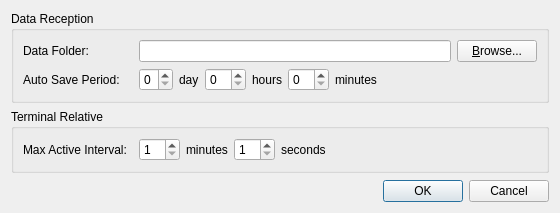
Above: mac/examples/GasInfo/optiondialog.ui from Quenii/ADCEVM before the change. Below: the same form after it.
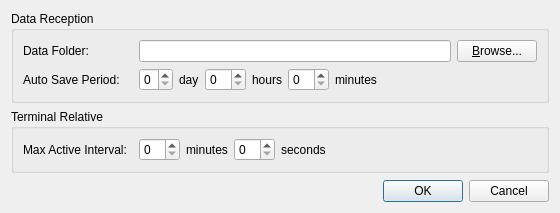
That is the form after the change.

```diff
--- a/mac/examples/GasInfo/optiondialog.ui
+++ b/mac/examples/GasInfo/optiondialog.ui
@@ -162,7 +162,7 @@
           <item>
            <widget class="QSpinBox" name="activeIntervalMinutesSpinBox">
             <property name="minimum">
-             <number>1</number>
+             <number>0</number>
             </property>
             <property name="maximum">
              <number>59</number>
@@ -179,7 +179,7 @@
           <item>
            <widget class="QSpinBox" name="activeIntervalSecondsSpinBox_2">
             <property name="minimum">
-             <number>1</number>
+             <number>0</number>
             </property>
             <property name="maximum">
              <number>59</number>
```
Left out of the diff: 2 changed lines with no effect on the pictures.
